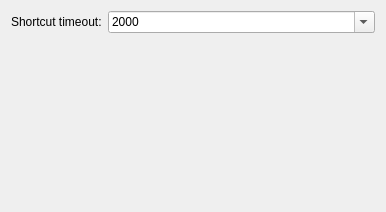
This is scripts/Edit/AppPreferences/KeyboardPreferences/PreferencesPage.ui in qcad/qcad as Qt 5 draws it before an edit. The edited form follows.
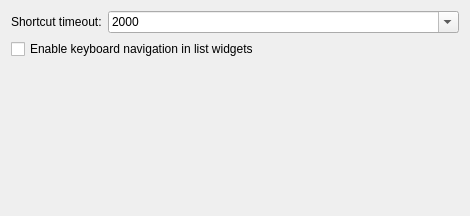
This is the edited form.

Commit message: add preference to enable keyboard navigation in list widgets

Diff of the .ui file:
```diff
--- a/scripts/Edit/AppPreferences/KeyboardPreferences/PreferencesPage.ui
+++ b/scripts/Edit/AppPreferences/KeyboardPreferences/PreferencesPage.ui
@@ -6,8 +6,8 @@
    <rect>
     <x>0</x>
     <y>0</y>
-    <width>386</width>
-    <height>212</height>
+    <width>470</width>
+    <height>216</height>
    </rect>
   </property>
   <layout class="QFormLayout" name="formLayout">
@@ -63,6 +63,16 @@
      </item>
     </widget>
    </item>
+   <item row="1" column="0" colspan="2">
+    <widget class="QCheckBox" name="EnableKeyboardNavigationInLists">
+     <property name="text">
+      <string>Enable keyboard navigation in list widgets</string>
+     </property>
+     <property name="RequiresRestart" stdset="0">
+      <bool>true</bool>
+     </property>
+    </widget>
+   </item>
   </layout>
  </widget>
  <resources/>
```
The commit also changes 1 other file.
